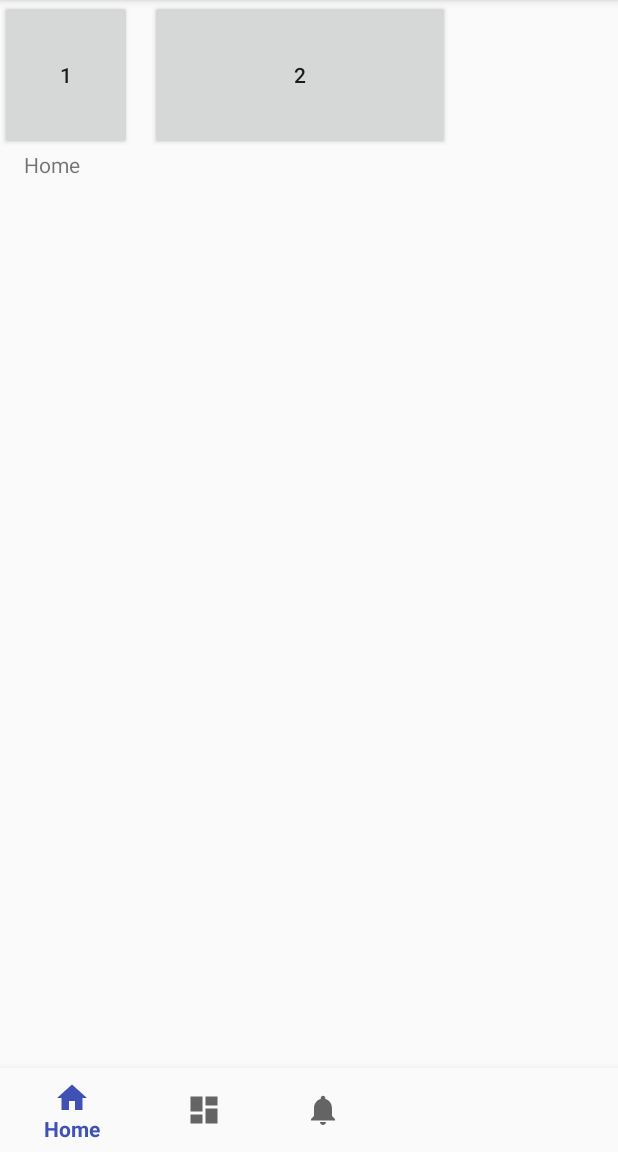
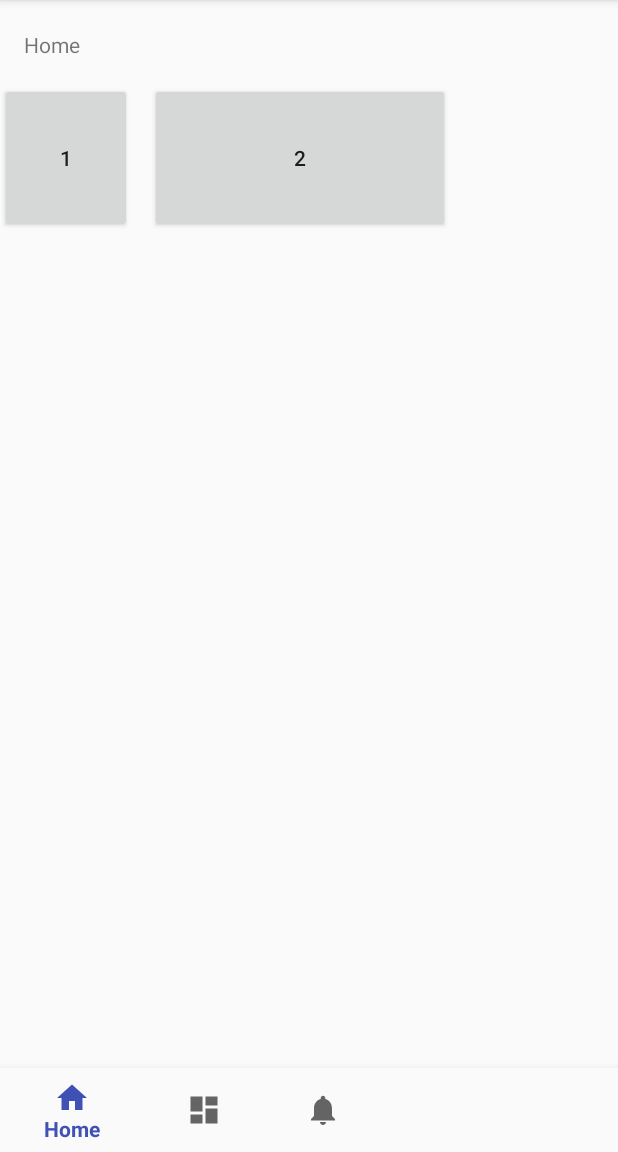
Before and after one commit to DarkShadowdance/calculator, an Android app: the screen it shows after launch (MainActivity), on a phone screen of 412 x 824 dp, the part 84-1236 px from its top. Run offline under Robolectric (Android 15) with nearby library versions, the phone set to English and light mode, and no system bars.

```diff
--- a/app/src/main/res/layout/activity_main.xml
+++ b/app/src/main/res/layout/activity_main.xml
@@ -5,8 +5,17 @@
     android:id="@+id/container"
     android:layout_width="match_parent"
     android:layout_height="match_parent"
-    android:orientation="vertical"
-    tools:context="ru.loyol.calculator.calculator.MainActivity">
+    tools:context="ru.loyol.calculator.calculator.MainActivity"
+    android:orientation="vertical">
+    <TextView
+        android:id="@+id/message"
+        android:layout_width="match_parent"
+        android:layout_height="wrap_content"
+        android:layout_marginBottom="@dimen/activity_vertical_margin"
+        android:layout_marginLeft="@dimen/activity_horizontal_margin"
+        android:layout_marginRight="@dimen/activity_horizontal_margin"
+        android:layout_marginTop="20dp"
+        android:text="@string/title_home" />
 
     <FrameLayout
         android:id="@+id/content"
@@ -26,17 +35,6 @@
         android:layout_height="100dp"
         android:text="2"
         android:onClick="ButtonTwoClick"/>
-
-        <TextView
-            android:id="@+id/message"
-            android:layout_width="match_parent"
-            android:layout_height="wrap_content"
-            android:layout_marginBottom="@dimen/activity_vertical_margin"
-            android:layout_marginLeft="@dimen/activity_horizontal_margin"
-            android:layout_marginRight="@dimen/activity_horizontal_margin"
-            android:layout_marginTop="100dp"
-            android:text="@string/title_home" />
-
     </FrameLayout>
 
     <android.support.design.widget.BottomNavigationView
```
Also changed, not shown: app/src/main/java/ru/loyol/calculator/calculator/MainActivity.java (+6 -4 lines).
